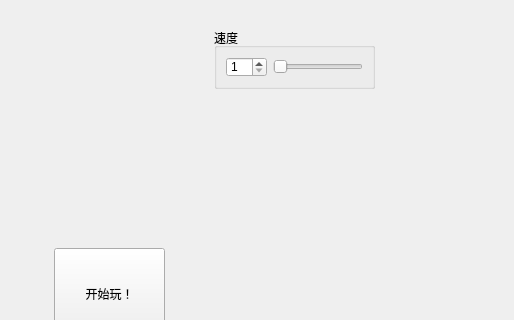
This is difficultyandspeedselectwindow.ui in TwinIsland-CCC/RhythmGame_Project_1_00 as Qt 5 draws it before an edit; both pictures show x 286 to 800 and y 192 to 512 of the 800 by 600 pixel window. The edited form follows.
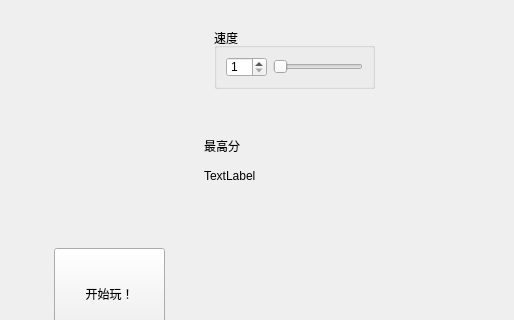
This is the edited form. Icons and pictures are not drawn.

What changed in the file:
```diff
--- a/difficultyandspeedselectwindow.ui
+++ b/difficultyandspeedselectwindow.ui
@@ -135,6 +135,32 @@
      <string>Back</string>
     </property>
    </widget>
+   <widget class="QLabel" name="label">
+    <property name="geometry">
+     <rect>
+      <x>490</x>
+      <y>330</y>
+      <width>72</width>
+      <height>15</height>
+     </rect>
+    </property>
+    <property name="text">
+     <string>最高分</string>
+    </property>
+   </widget>
+   <widget class="QLabel" name="bestLabel">
+    <property name="geometry">
+     <rect>
+      <x>490</x>
+      <y>360</y>
+      <width>72</width>
+      <height>15</height>
+     </rect>
+    </property>
+    <property name="text">
+     <string>TextLabel</string>
+    </property>
+   </widget>
   </widget>
   <widget class="QMenuBar" name="menubar">
    <property name="geometry">
```
